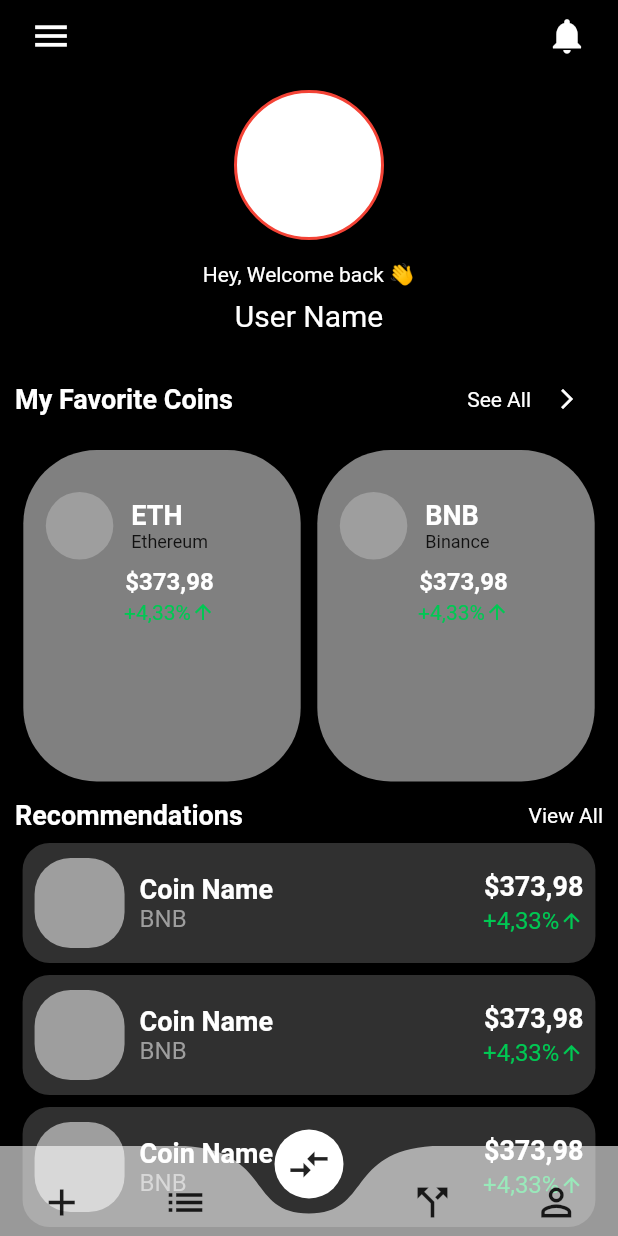
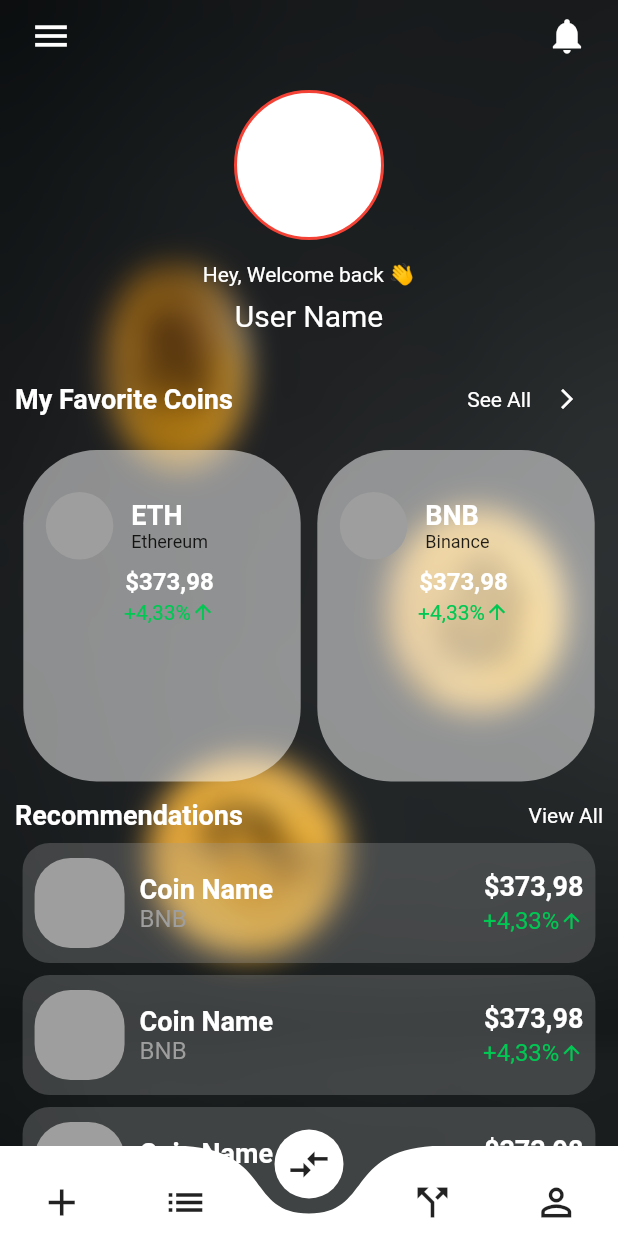
Before and after one commit to RitikRajoria/Crypto-Tracker-App, a Flutter app: the screen it shows after launch, on a phone screen of 412 x 824 dp. Run offline on Flutter 3.47's test engine with Material 2 defaults, Android fonts, the phone set to English and light mode, and no system bars; drawn by our look-alikes of curved_navigation_bar.

Commit message:
added blurred background

```diff
--- a/lib/homepage_navbar.dart
+++ b/lib/homepage_navbar.dart
@@ -57,7 +57,7 @@ class _HomePageNavbarState extends State<HomePageNavbar> {
           Icon(Icons.call_split, size: 30),
           Icon(Icons.perm_identity, size: 30),
         ],
-        color: Colors.white.withOpacity(0.6),
+        color: Colors.white,
         buttonBackgroundColor: Colors.white,
         backgroundColor: Colors.transparent,
         animationCurve: Curves.easeInOut,
--- a/lib/pages/home.dart
+++ b/lib/pages/home.dart
@@ -19,6 +19,23 @@ class _HomePageState extends State<HomePage> {
             child: Stack(
               children: [
                 //app bar
+
+                Container(
+                  height: size.height,
+                  width: size.width,
+                  decoration: BoxDecoration(
+                    color: Colors.black,
+                    image: DecorationImage(
+                      image: ExactAssetImage("assets/images/back.jpg",),
+                      fit: BoxFit.cover,
+                    ),
+                  ),
+                  child: BackdropFilter(
+                    filter: ImageFilter.blur(sigmaX:10.0 , sigmaY: 10.0),
+                    child: Container(),
+                  ),
+
+                ),
                 Padding(
                   padding: const EdgeInsets.only(left: 10, right: 10, bottom: 10),
                   child: Row(
--- a/pubspec.yaml
+++ b/pubspec.yaml
@@ -59,8 +59,8 @@ flutter:
   uses-material-design: true
 
   # To add assets to your application, add an assets section, like this:
-  # assets:
-  #   - images/a_dot_burr.jpeg
+  assets:
+    - assets/images/
   #   - images/a_dot_ham.jpeg
 
   # An image asset can refer to one or more resolution-specific "variants", see
```
Also changed, not shown: assets/images/back.jpg (added).
